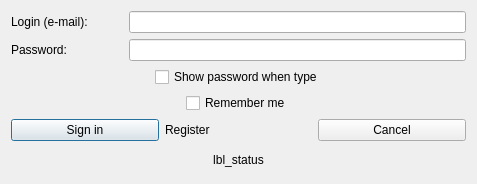
Before: the Qt Designer form hub/forms/DlgLogin.ui in subutai-io/control-center, drawn with Qt 5.
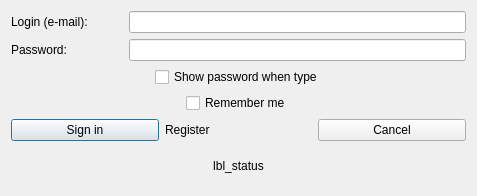
After: the same form once the commit is applied. Icons and pictures are not drawn.

What changed in the file:
```diff
--- a/hub/forms/DlgLogin.ui
+++ b/hub/forms/DlgLogin.ui
@@ -7,7 +7,7 @@
     <x>0</x>
     <y>0</y>
     <width>477</width>
-    <height>184</height>
+    <height>196</height>
    </rect>
   </property>
   <property name="windowTitle">
```
Left out of the diff: 2 changed lines with no effect on the pictures.
